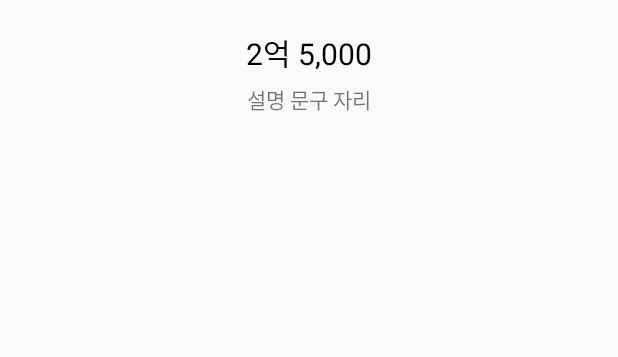
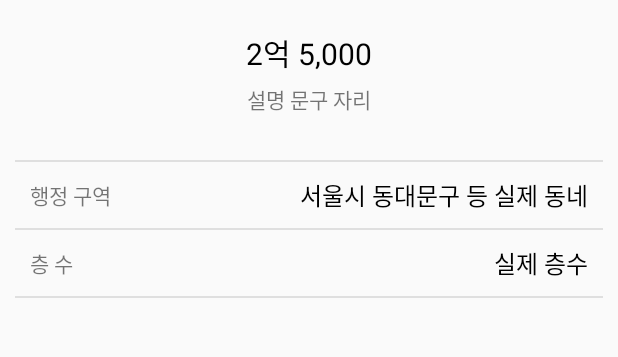
Before and after one commit to nepp-plus/JickbangCopy_20211127, an Android app: the layout activity_view_room_detail.xml on its own in the app's theme, with its tools: preview values and no code run, on a phone screen of 412 x 824 dp, the part 375-732 px from its top. Run offline under Robolectric (Android 15) with nearby library versions, the phone set to English and light mode, and no system bars.

Commit message:
방 상세보기 화면 UI 작업 완료

```diff
--- a/app/src/main/res/layout/activity_view_room_detail.xml
+++ b/app/src/main/res/layout/activity_view_room_detail.xml
@@ -37,4 +37,82 @@
 
     </LinearLayout>
 
+    <LinearLayout
+        android:layout_width="match_parent"
+        android:layout_height="wrap_content"
+        android:orientation="vertical"
+        android:padding="10dp">
+
+        <TextView
+            android:layout_width="match_parent"
+            android:layout_height="1dp"
+            android:background="#DFDFDF" />
+
+        <LinearLayout
+            android:layout_width="match_parent"
+            android:layout_height="wrap_content"
+            android:padding="10dp"
+            android:gravity="center_vertical"
+            android:orientation="horizontal">
+
+            <TextView
+                android:layout_width="wrap_content"
+                android:layout_height="wrap_content"
+                android:text="행정 구역" />
+
+            <TextView
+                android:layout_width="0dp"
+                android:layout_height="wrap_content"
+                android:layout_weight="1" />
+
+            <TextView
+                android:id="@+id/txtAddress"
+                android:layout_width="wrap_content"
+                android:layout_height="wrap_content"
+                android:textColor="@color/black"
+                android:textSize="16sp"
+                android:text="서울시 동대문구 등 실제 동네" />
+
+        </LinearLayout>
+
+        <TextView
+            android:layout_width="match_parent"
+            android:layout_height="1dp"
+            android:background="#DFDFDF" />
+
+        <LinearLayout
+            android:layout_width="match_parent"
+            android:layout_height="wrap_content"
+            android:padding="10dp"
+            android:gravity="center_vertical"
+            android:orientation="horizontal">
+
+            <TextView
+                android:layout_width="wrap_content"
+                android:layout_height="wrap_content"
+                android:text="층 수" />
+
+            <TextView
+                android:layout_width="0dp"
+                android:layout_height="wrap_content"
+                android:layout_weight="1" />
+
+            <TextView
+                android:id="@+id/txtFloor"
+                android:layout_width="wrap_content"
+                android:layout_height="wrap_content"
+                android:textColor="@color/black"
+                android:textSize="16sp"
+                android:text="실제 층수" />
+
+        </LinearLayout>
+
+        <TextView
+            android:layout_width="match_parent"
+            android:layout_height="1dp"
+            android:background="#DFDFDF" />
+
+
+    </LinearLayout>
+
 </LinearLayout>
```
